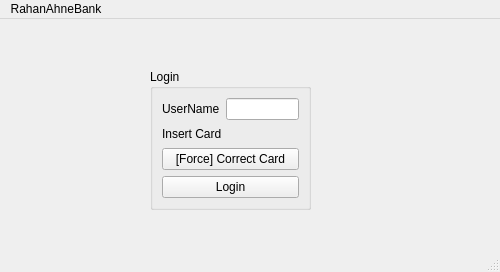
This is proto/mw1.ui in rronkkeli/pankkiprojekti as Qt 5 draws it before an edit. The edited form follows.
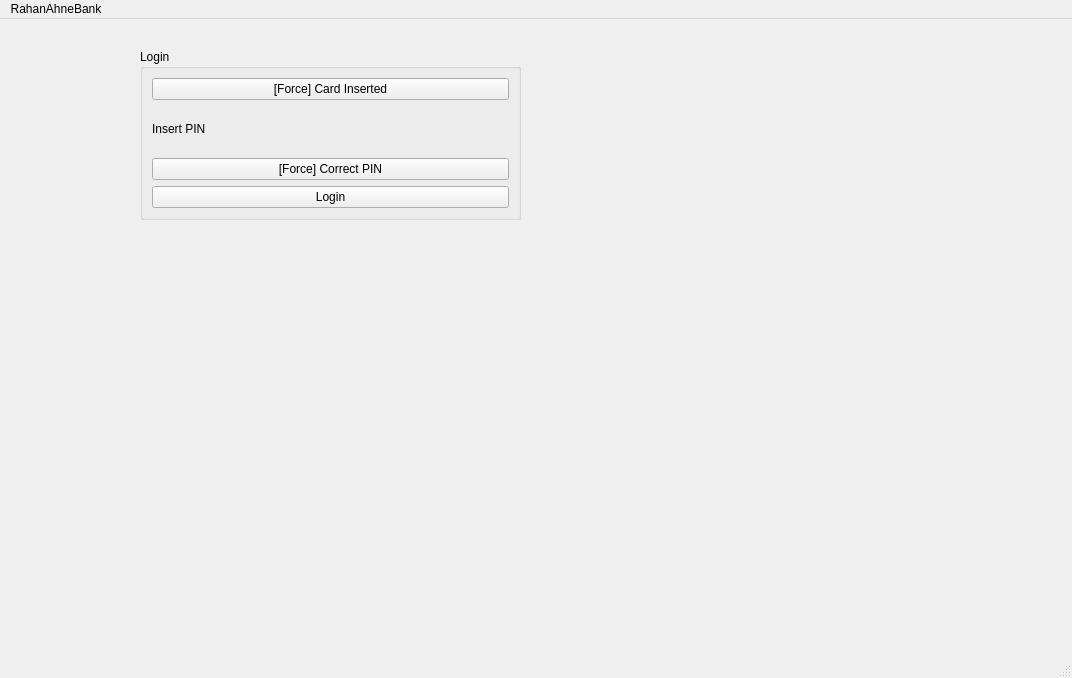
This is the edited form.

Patch:
```diff
--- a/proto/mw1.ui
+++ b/proto/mw1.ui
@@ -6,8 +6,8 @@
    <rect>
     <x>0</x>
     <y>0</y>
-    <width>500</width>
-    <height>272</height>
+    <width>1072</width>
+    <height>678</height>
    </rect>
   </property>
   <property name="windowTitle">
@@ -17,10 +17,10 @@
    <widget class="QGroupBox" name="groupBox">
     <property name="geometry">
      <rect>
-      <x>150</x>
-      <y>50</y>
-      <width>161</width>
-      <height>141</height>
+      <x>140</x>
+      <y>30</y>
+      <width>381</width>
+      <height>171</height>
      </rect>
     </property>
     <property name="title">
@@ -30,16 +30,9 @@
      <item>
       <layout class="QHBoxLayout" name="horizontalLayout">
        <item>
-        <widget class="QLabel" name="label_3">
+        <widget class="QPushButton" name="pb_ins_card">
          <property name="text">
-          <string>UserName</string>
-         </property>
-        </widget>
-       </item>
-       <item>
-        <widget class="QLineEdit" name="le_username">
-         <property name="text">
-          <string/>
+          <string>[Force] Card Inserted</string>
          </property>
         </widget>
        </item>
@@ -50,14 +43,14 @@
        <item>
         <widget class="QLabel" name="label_2">
          <property name="text">
-          <string>Insert Card</string>
+          <string>Insert PIN</string>
          </property>
         </widget>
        </item>
        <item>
         <widget class="QPushButton" name="pb_card">
          <property name="text">
-          <string>[Force] Correct Card</string>
+          <string>[Force] Correct PIN</string>
          </property>
         </widget>
        </item>
@@ -78,7 +71,7 @@
     <rect>
      <x>0</x>
      <y>0</y>
-     <width>500</width>
+     <width>1072</width>
      <height>17</height>
     </rect>
    </property>
```
